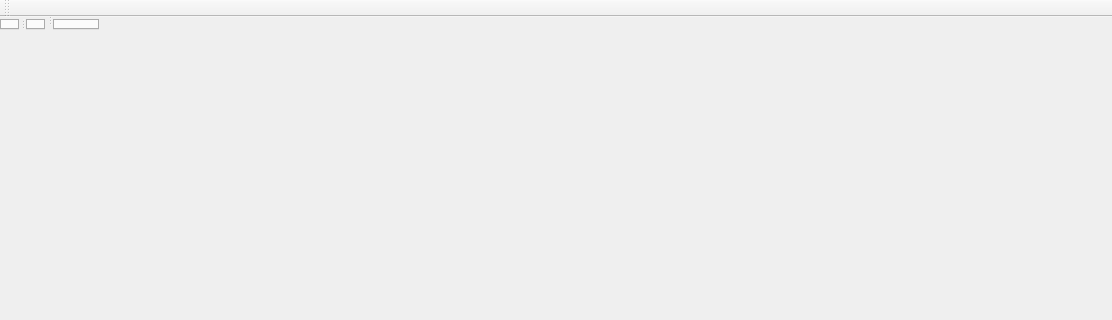
This is damaker_gui/windows/MainWindowV2.ui in sebbeutler/DAMAKER_old as Qt 5 draws it before an edit; both pictures show x 0 to 1112 and y 0 to 320 of the 1112 by 758 pixel window. The edited form follows.
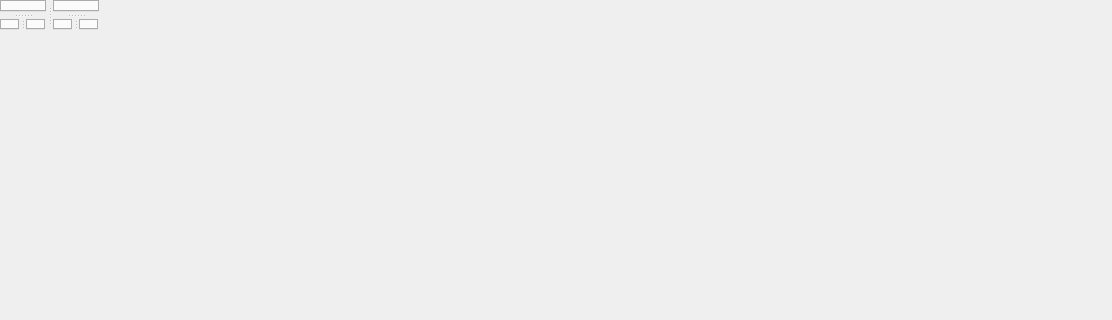
This is the edited form. Icons and pictures are not drawn. Custom widgets are drawn as their Qt base class.

What changed in the file:
```diff
--- a/damaker_gui/windows/MainWindowV2.ui
+++ b/damaker_gui/windows/MainWindowV2.ui
@@ -133,16 +133,44 @@
       <string notr="true"/>
      </property>
     </widget>
-    <widget class="ContentDock" name="dock2_2">
+    <widget class="QSplitter" name="splitter_horizontal2">
      <property name="sizePolicy">
-      <sizepolicy hsizetype="Preferred" vsizetype="Preferred">
+      <sizepolicy hsizetype="Expanding" vsizetype="Preferred">
        <horstretch>0</horstretch>
        <verstretch>0</verstretch>
       </sizepolicy>
      </property>
-     <property name="styleSheet">
-      <string notr="true"/>
+     <property name="orientation">
+      <enum>Qt::Horizontal</enum>
      </property>
+     <property name="opaqueResize">
+      <bool>true</bool>
+     </property>
+     <property name="handleWidth">
+      <number>7</number>
+     </property>
+     <widget class="ContentDock" name="dock2_2">
+      <property name="sizePolicy">
+       <sizepolicy hsizetype="Preferred" vsizetype="Preferred">
+        <horstretch>0</horstretch>
+        <verstretch>0</verstretch>
+       </sizepolicy>
+      </property>
+      <property name="styleSheet">
+       <string notr="true"/>
+      </property>
+     </widget>
+     <widget class="ContentDock" name="dock2_3">
+      <property name="sizePolicy">
+       <sizepolicy hsizetype="Preferred" vsizetype="Preferred">
+        <horstretch>0</horstretch>
+        <verstretch>0</verstretch>
+       </sizepolicy>
+      </property>
+      <property name="styleSheet">
+       <string notr="true"/>
+      </property>
+     </widget>
     </widget>
    </widget>
   </widget>
@@ -163,17 +191,6 @@
    </property>
   </widget>
   <widget class="QStatusBar" name="statusbar"/>
-  <widget class="QToolBar" name="toolBar">
-   <property name="windowTitle">
-    <string>toolBar</string>
-   </property>
-   <attribute name="toolBarArea">
-    <enum>TopToolBarArea</enum>
-   </attribute>
-   <attribute name="toolBarBreak">
-    <bool>false</bool>
-   </attribute>
-  </widget>
  </widget>
  <customwidgets>
   <customwidget>
```
